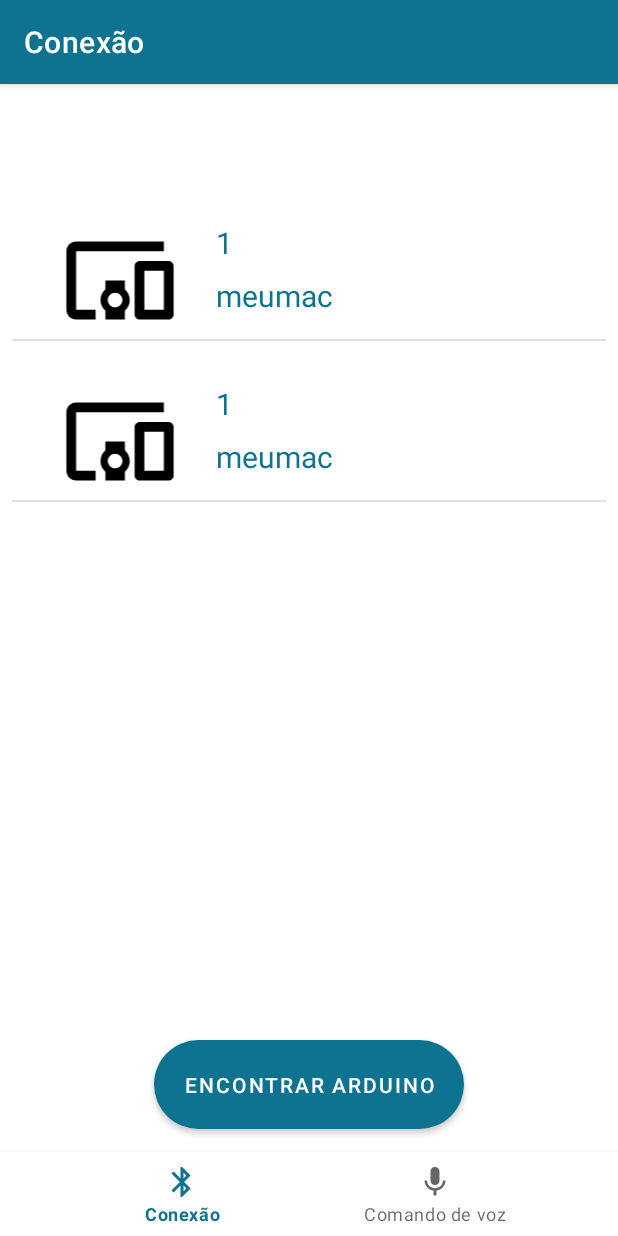
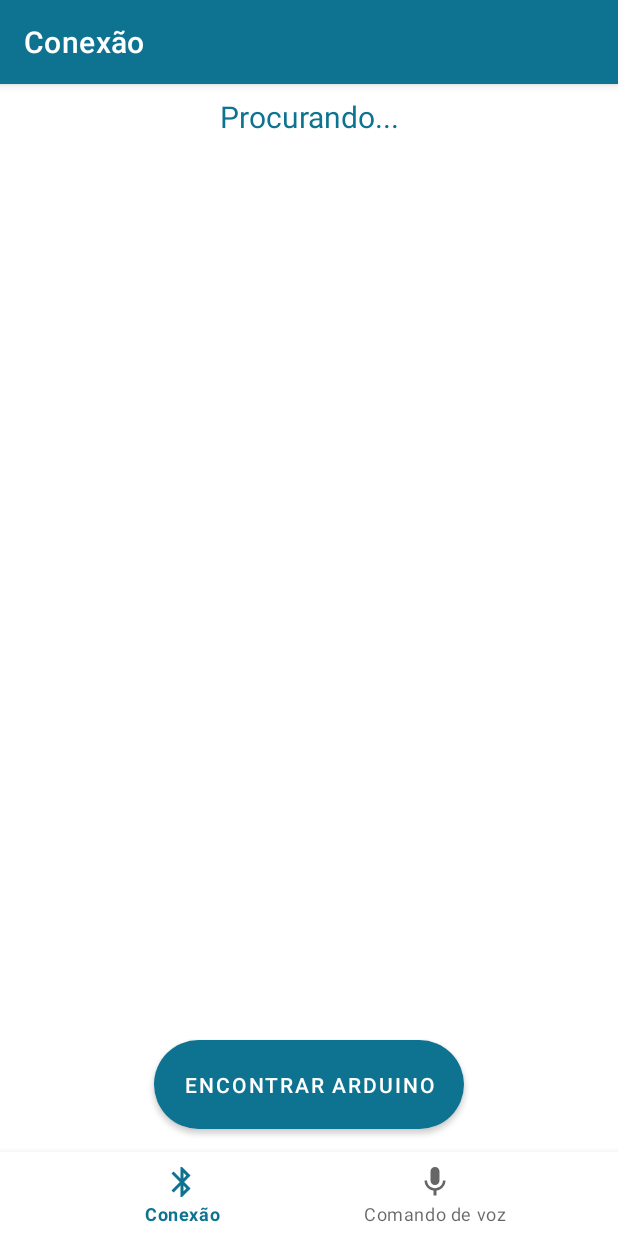
Before and after one commit to joaoreis/arduino-watson, an Android app: the screen it shows after launch (MainActivity), after a tap on "ENCONTRAR ARDUINO", on a phone screen of 412 x 824 dp. Run offline under Robolectric (Android 15) with nearby library versions, the phone set to English and light mode, and no system bars; our stand-ins replace data binding, navigation-ui; libraries missing offline, so code that uses them is left out: c.tlgbltcn.library; 3 statements that could not run were skipped.

Commit message:
Exibindo devices encontrados

```diff
--- a/app/src/main/AndroidManifest.xml
+++ b/app/src/main/AndroidManifest.xml
@@ -4,6 +4,10 @@
     package="br.com.joaoreis.arduinowatson">
 
     <uses-permission android:name="android.permission.RECORD_AUDIO" />
+    <uses-permission android:name = "android.permission.BLUETOOTH_ADMIN"/>
+    <uses-permission android:name = "android.permission.BLUETOOTH"/>
+    <uses-permission android:name="android.permission.ACCESS_COARSE_LOCATION" />
+    <uses-permission android:name="android.permission.ACCESS_FINE_LOCATION" />
 
     <application
         android:name=".MainApplication"
--- a/app/src/main/java/br/com/joaoreis/arduinowatson/ui/connection/ConnectionFragment.kt
+++ b/app/src/main/java/br/com/joaoreis/arduinowatson/ui/connection/ConnectionFragment.kt
@@ -25,10 +25,10 @@ class ConnectionFragment : Fragment(), BluetoothHelperListener {
     private lateinit var binding: FragmentConnectionBinding
     private lateinit var bluetoothHelper: BluetoothHelper
 
-//    override fun onActivityCreated(savedInstanceState: Bundle?) {
-//        super.onActivityCreated(savedInstanceState)
-////        setupBluetooth()
-//    }
+    override fun onActivityCreated(savedInstanceState: Bundle?) {
+        super.onActivityCreated(savedInstanceState)
+        setupBluetooth()
+    }
 
     override fun onCreateView(
         inflater: LayoutInflater,
@@ -61,13 +61,6 @@ class ConnectionFragment : Fragment(), BluetoothHelperListener {
                 )
             )
         }
-        devices.add(Device("1", "meumac"))
-//        devices.add(Device("2", "meumac"))
-//        devices.add(Device("3", "02:b3"))
-//        devices.add(Device("4", "4"))
-//        devices.add(Device("5", "5"))
-//        devices.add(Device("6", "66666666"))
-//        devices.add(Device("7", "77777777"))
     }
 
 
@@ -79,8 +72,8 @@ class ConnectionFragment : Fragment(), BluetoothHelperListener {
 
     private fun setupListener(binding: FragmentConnectionBinding) {
         binding.btPesquisar.setOnClickListener {
-            //            onStartDiscovery()
-//            bluetoothHelper.startDiscovery()
+                        onStartDiscovery()
+            bluetoothHelper.startDiscovery()
         }
     }
 
@@ -102,12 +95,12 @@ class ConnectionFragment : Fragment(), BluetoothHelperListener {
         binding.textHome.visibility = View.VISIBLE
     }
 
-//    override fun onResume() {
-//        super.onResume()
-//        bluetoothHelper.registerBluetoothStateChanged()
-//    }
-//    override fun onPause() {
-//        super.onPause()
-//        bluetoothHelper.unregisterBluetoothStateChanged()
-//    }
+    override fun onResume() {
+        super.onResume()
+        bluetoothHelper.registerBluetoothStateChanged()
+    }
+    override fun onPause() {
+        super.onPause()
+        bluetoothHelper.unregisterBluetoothStateChanged()
+    }
 }
--- a/build.gradle
+++ b/build.gradle
@@ -10,7 +10,7 @@ buildscript {
 
     }
     dependencies {
-        classpath 'com.android.tools.build:gradle:3.5.2'
+        classpath 'com.android.tools.build:gradle:3.5.3'
         classpath "org.jetbrains.kotlin:kotlin-gradle-plugin:$kotlin_version"
         classpath "androidx.navigation:navigation-safe-args-gradle-plugin:$nav_version"
         // NOTE: Do not place your application dependencies here; they belong
```
